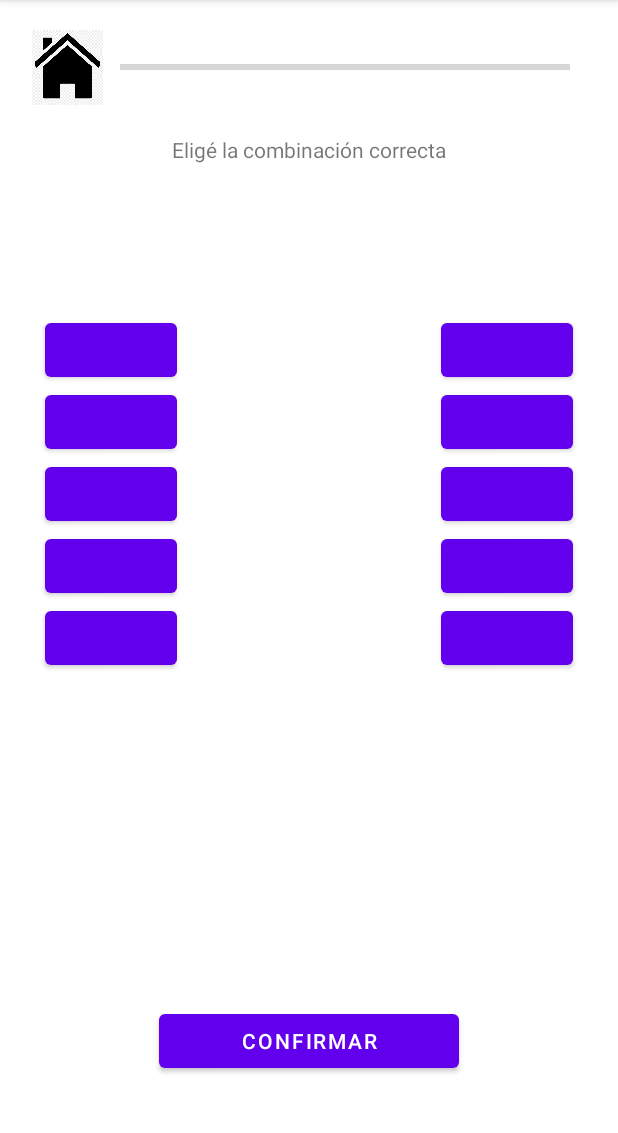
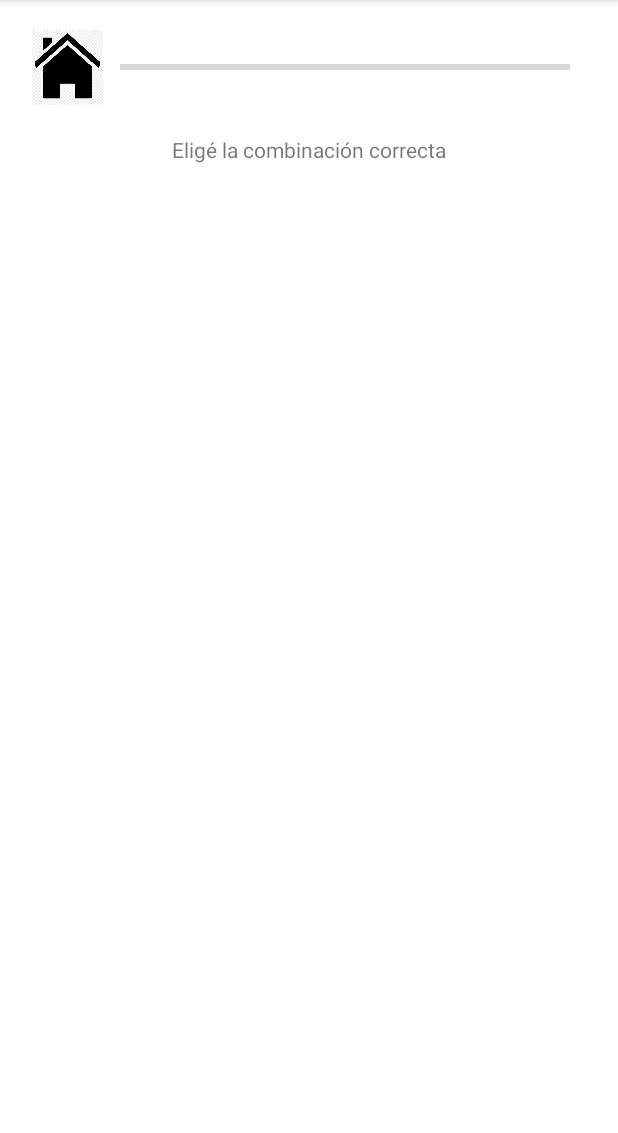
Before and after one commit to Alxx16/Proyecto-Jugabilidad-2, an Android app: the Pareo screen opened directly, with no data from a screen before it, on a phone screen of 412 x 824 dp, the part 84-1217 px from its top. Run offline under Robolectric (Android 15) with nearby library versions, the phone set to English and light mode, and no system bars.

Commit message:
cambio de botones por recyclerView

```diff
--- a/app/src/main/res/layout/activity_pareo.xml
+++ b/app/src/main/res/layout/activity_pareo.xml
@@ -38,95 +38,25 @@
         android:layout_below="@id/pgrPareo"
         android:layout_centerHorizontal="true"/>
 
-    <Button
-        android:id="@+id/btnPareo1"
+    <androidx.recyclerview.widget.RecyclerView
+        android:id="@+id/lstPareo1"
         android:layout_width="wrap_content"
         android:layout_height="wrap_content"
-        android:layout_below="@id/lblTitulo"
-        android:layout_marginLeft="30dp"
-        android:layout_marginTop="100dp" />
+        android:padding="10dp"
+        android:layout_below="@+id/lblTitulo"
+        android:layout_marginTop="100dp"
+        android:layout_marginLeft="50dp"
+        />
 
-    <Button
-        android:id="@+id/btnPareo2"
+    <androidx.recyclerview.widget.RecyclerView
+        android:id="@+id/lstPareo2"
         android:layout_width="wrap_content"
         android:layout_height="wrap_content"
-        android:layout_below="@id/btnPareo1"
-        android:layout_marginLeft="30dp" />
-
-    <Button
-        android:id="@+id/btnPareo3"
-        android:layout_width="wrap_content"
-        android:layout_height="wrap_content"
-        android:layout_below="@id/btnPareo2"
-        android:layout_marginLeft="30dp" />
-
-
-    <Button
-        android:id="@+id/btnPareo4"
-        android:layout_width="wrap_content"
-        android:layout_height="wrap_content"
-        android:layout_below="@id/btnPareo3"
-        android:layout_marginLeft="30dp"
-        />
-
-    <Button
-        android:id="@+id/btnPareo5"
-        android:layout_width="wrap_content"
-        android:layout_height="wrap_content"
-        android:layout_below="@id/btnPareo4"
-        android:layout_marginLeft="30dp"
-        />
-
-    <Button
-        android:id="@+id/btnPareo6"
-        android:layout_width="wrap_content"
-        android:layout_height="wrap_content"
-        android:layout_below="@id/lblTitulo"
+        android:padding="10dp"
+        android:layout_below="@+id/lblTitulo"
+        android:layout_alignParentRight="true"
         android:layout_marginTop="100dp"
-        android:layout_alignParentRight="true"
-        android:layout_marginRight="30dp"/>
-
-    <Button
-        android:id="@+id/btnPareo7"
-        android:layout_width="wrap_content"
-        android:layout_height="wrap_content"
-        android:layout_below="@id/btnPareo6"
-        android:layout_alignParentRight="true"
-        android:layout_marginRight="30dp"/>
-
-    <Button
-        android:id="@+id/btnPareo8"
-        android:layout_width="wrap_content"
-        android:layout_height="wrap_content"
-        android:layout_below="@id/btnPareo7"
-        android:layout_alignParentRight="true"
-        android:layout_marginRight="30dp"/>
-
-    <Button
-        android:id="@+id/btnPareo9"
-        android:layout_width="wrap_content"
-        android:layout_height="wrap_content"
-        android:layout_below="@id/btnPareo8"
-        android:layout_alignParentRight="true"
-        android:layout_marginRight="30dp"/>
-
-    <Button
-        android:id="@+id/btnPareo10"
-        android:layout_width="wrap_content"
-        android:layout_height="wrap_content"
-        android:layout_below="@id/btnPareo9"
-        android:layout_alignParentRight="true"
-        android:layout_marginRight="30dp"/>
-
-
-    <Button
-        android:layout_width="wrap_content"
-        android:layout_height="wrap_content"
-        android:layout_alignParentBottom="true"
-        android:layout_centerHorizontal="true"
-        android:layout_marginBottom="50dp"
-        android:text="Confirmar"
-        android:minWidth="200dp"
+        android:layout_marginRight="50dp"
         />
 
 </RelativeLayout>
```
